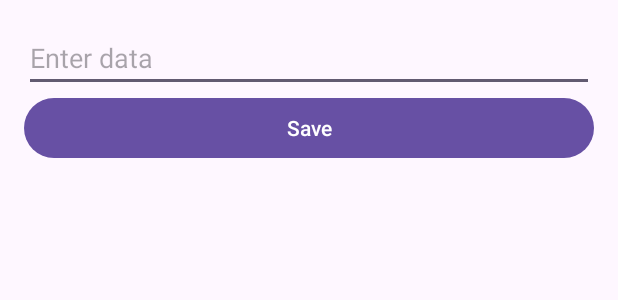
After one commit to H1drogen/FitnessTracker, an Android app: the layout popup_layout.xml on its own in the app's theme, with its tools: preview values and no code run, on a phone screen of 412 x 824 dp. The commit adds this screen. Shown: the top 300 px of the screen. Run offline under Robolectric (Android 15) with nearby library versions, the phone set to English and light mode, and no system bars.

Commit message:
popup database interactions

```diff
--- a/app/src/main/java/com/fdmgroup/FitnessTrackerApp/DatabaseHelper.kt
+++ b/app/src/main/java/com/fdmgroup/FitnessTrackerApp/DatabaseHelper.kt
@@ -11,7 +11,7 @@ class DatabaseHelper(context: Context) : SQLiteOpenHelper(context, DATABASE_NAME
         private const val DATABASE_NAME = "FitnessGoals"
         private const val DATABASE_VERSION = 1
         private const val TABLE_NAME = "FitnessGoals"
-        private const val COLUMN_ID = "id"
+        private const val COLUMN_ID = "steps"
         private const val COLUMN_DATA = "data"
     }
 
--- /dev/null
+++ b/app/src/main/res/layout/popup_layout.xml
@@ -0,0 +1,27 @@
+<?xml version="1.0" encoding="utf-8"?>
+<androidx.constraintlayout.widget.ConstraintLayout xmlns:android="http://schemas.android.com/apk/res/android"
+    android:layout_width="match_parent"
+    android:layout_height="match_parent">
+
+    <LinearLayout xmlns:android="http://schemas.android.com/apk/res/android"
+        android:layout_width="match_parent"
+        android:layout_height="wrap_content"
+        android:orientation="vertical"
+        android:padding="16dp">
+
+        <EditText
+            android:id="@+id/editTextData"
+            android:layout_width="match_parent"
+            android:layout_height="wrap_content"
+            android:hint="Enter data"/>
+
+        <Button
+            android:id="@+id/buttonSave"
+            android:layout_width="match_parent"
+            android:layout_height="wrap_content"
+            android:text="Save"/>
+
+    </LinearLayout>
+
+
+</androidx.constraintlayout.widget.ConstraintLayout>
```
Also changed, not shown: app/src/main/java/com/fdmgroup/FitnessTrackerApp/CalendarFragment.kt (+51 -0 lines).
